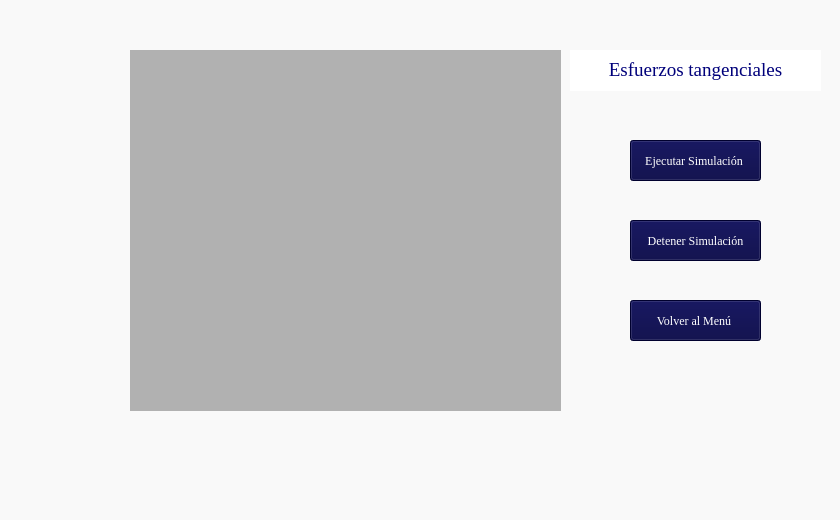
Qt form resources/tangential_stress_window.ui (Jdparra2004/Simulacion_Hidrogeno) before a commit.
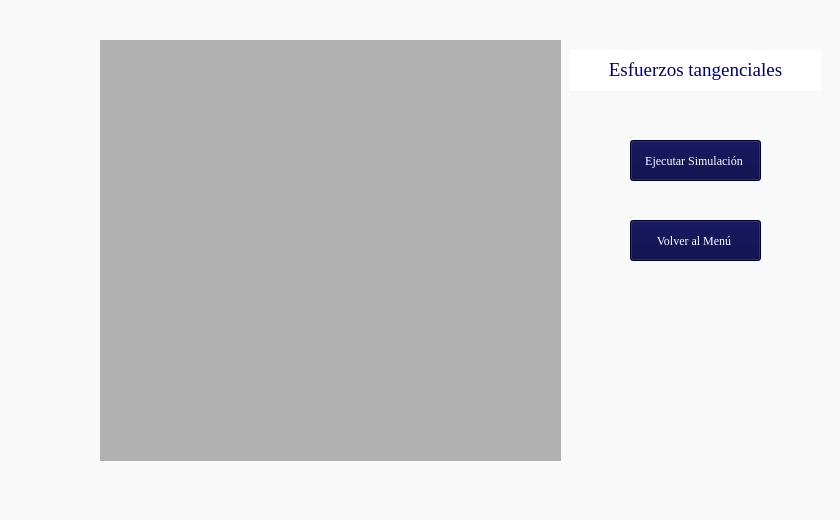
The same form after that commit. Icons and pictures are not drawn.

Diff of the .ui file:
```diff
--- a/resources/tangential_stress_window.ui
+++ b/resources/tangential_stress_window.ui
@@ -34,20 +34,20 @@
      <rect>
       <x>0</x>
       <y>0</y>
-      <width>121</width>
-      <height>121</height>
+      <width>91</width>
+      <height>81</height>
      </rect>
     </property>
     <property name="minimumSize">
      <size>
-      <width>121</width>
-      <height>121</height>
+      <width>91</width>
+      <height>81</height>
      </size>
     </property>
     <property name="maximumSize">
      <size>
-      <width>121</width>
-      <height>121</height>
+      <width>91</width>
+      <height>81</height>
      </size>
     </property>
     <property name="text">
@@ -129,45 +129,11 @@
      <string>Ejecutar Simulación </string>
     </property>
    </widget>
-   <widget class="QPushButton" name="buttonStopSimulation">
-    <property name="geometry">
-     <rect>
-      <x>630</x>
-      <y>220</y>
-      <width>131</width>
-      <height>41</height>
-     </rect>
-    </property>
-    <property name="minimumSize">
-     <size>
-      <width>131</width>
-      <height>41</height>
-     </size>
-    </property>
-    <property name="maximumSize">
-     <size>
-      <width>131</width>
-      <height>41</height>
-     </size>
-    </property>
-    <property name="font">
-     <font>
-      <family>Georgia</family>
-     </font>
-    </property>
-    <property name="styleSheet">
-     <string notr="true">color: rgb(255, 255, 255);
-background-color: rgb(0, 0, 64);</string>
-    </property>
-    <property name="text">
-     <string>Detener Simulación</string>
-    </property>
-   </widget>
    <widget class="QPushButton" name="returnToMenu">
     <property name="geometry">
      <rect>
       <x>630</x>
-      <y>300</y>
+      <y>220</y>
       <width>131</width>
       <height>41</height>
      </rect>
@@ -200,22 +166,22 @@
    <widget class="QWidget" name="WTangencial" native="true">
     <property name="geometry">
      <rect>
-      <x>130</x>
-      <y>50</y>
-      <width>431</width>
-      <height>361</height>
+      <x>100</x>
+      <y>40</y>
+      <width>461</width>
+      <height>421</height>
      </rect>
     </property>
     <property name="minimumSize">
      <size>
-      <width>431</width>
-      <height>361</height>
+      <width>461</width>
+      <height>421</height>
      </size>
     </property>
     <property name="maximumSize">
      <size>
-      <width>431</width>
-      <height>361</height>
+      <width>461</width>
+      <height>421</height>
      </size>
     </property>
     <property name="styleSheet">
```
Left out of the diff: 2 changed lines with no effect on the pictures.
